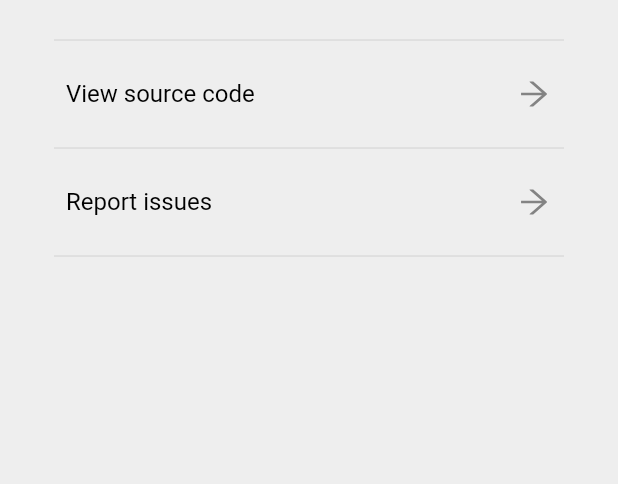
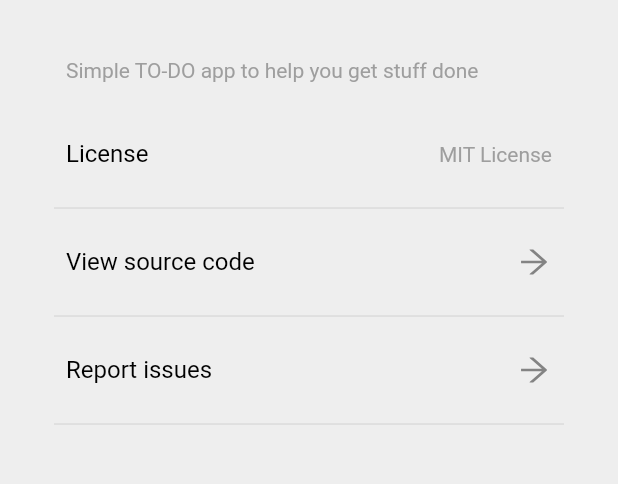
Before and after one commit to mivoligo/purple_task, a Flutter app: the screen it shows after launch, after a tap on an icon or button, on a phone screen of 412 x 824 dp, the part 338-822 px from its top. Run offline on Flutter 3.47's test engine with Material 2 defaults, Android fonts, the phone set to English and light mode, and no system bars; our stand-ins replace ant_icons, hive; accounts and stored records are empty; generated files the repository leaves out were written again.

Commit message:
Add license to about screen

```diff
--- a/lib/globals/strings/strings.dart
+++ b/lib/globals/strings/strings.dart
@@ -1,5 +1,6 @@
 const String APP_NAME = 'Purple Task';
 const String APP_VERSION = '1.1.0';
+const String APP_DESCRIPTION = 'Simple TO-DO app to help you get stuff done';
 const String ADD_CATEGORY = 'Add Category';
 const String NEW_CATEGORY = 'New Category';
 const String CATEGORY_NAME = 'Name';
@@ -53,6 +54,31 @@ const String DATE_FORMAT = 'Date format';
 const String CHANGE_FORMAT = 'Change format';
 // about app
 const String ABOUT = 'About $APP_NAME';
+const String LICENSE = 'License';
+const String LICENSE_SHORT = 'MIT License';
+const String MIT_LICENSE = '''
+MIT License
+
+Copyright (c) 2020 Michał Prędotka
+
+Permission is hereby granted, free of charge, to any person obtaining a copy
+of this software and associated documentation files (the "Software"), to deal
+in the Software without restriction, including without limitation the rights
+to use, copy, modify, merge, publish, distribute, sublicense, and/or sell
+copies of the Software, and to permit persons to whom the Software is
+furnished to do so, subject to the following conditions:
+
+The above copyright notice and this permission notice shall be included in all
+copies or substantial portions of the Software.
+
+THE SOFTWARE IS PROVIDED "AS IS", WITHOUT WARRANTY OF ANY KIND, EXPRESS OR
+IMPLIED, INCLUDING BUT NOT LIMITED TO THE WARRANTIES OF MERCHANTABILITY,
+FITNESS FOR A PARTICULAR PURPOSE AND NONINFRINGEMENT. IN NO EVENT SHALL THE
+AUTHORS OR COPYRIGHT HOLDERS BE LIABLE FOR ANY CLAIM, DAMAGES OR OTHER
+LIABILITY, WHETHER IN AN ACTION OF CONTRACT, TORT OR OTHERWISE, ARISING FROM,
+OUT OF OR IN CONNECTION WITH THE SOFTWARE OR THE USE OR OTHER DEALINGS IN THE
+SOFTWARE.
+''';
 const String SOURCE_CODE = 'View source code';
 const String SOURCE_CODE_URL = 'https://github.com/mivoligo/purple_task';
 const String BUGS = 'Report issues';
--- a/lib/ui/screens/about_screen.dart
+++ b/lib/ui/screens/about_screen.dart
@@ -135,6 +135,19 @@ class _AboutScreenState extends State<AboutScreen>
                               title: Text(APP_NAME),
                               trailing: Text(APP_VERSION),
                             ),
+                            ListTile(
+                              title: Text(
+                                APP_DESCRIPTION,
+                                style: Theme.of(context).textTheme.bodyText2,
+                              ),
+                            ),
+                            Material(
+                              color: Colors.grey[200],
+                              child: ListTile(
+                                  title: Text(LICENSE),
+                                  trailing: Text(LICENSE_SHORT),
+                                  onTap: () => _showLicenseDialog()),
+                            ),
                             const Divider(indent: 8, endIndent: 8),
                             Material(
                               color: Colors.grey[200],
@@ -166,4 +179,22 @@ class _AboutScreenState extends State<AboutScreen>
       ),
     );
   }
+
+  _showLicenseDialog() async {
+    return showDialog(
+        context: context,
+        builder: (_) {
+          return AlertDialog(
+            content: SingleChildScrollView(
+              child: Text(MIT_LICENSE),
+            ),
+            actions: [
+              SimpleButton(
+                text: CLOSE,
+                onPressed: Navigator.of(context).pop,
+              )
+            ],
+          );
+        });
+  }
 }
```
